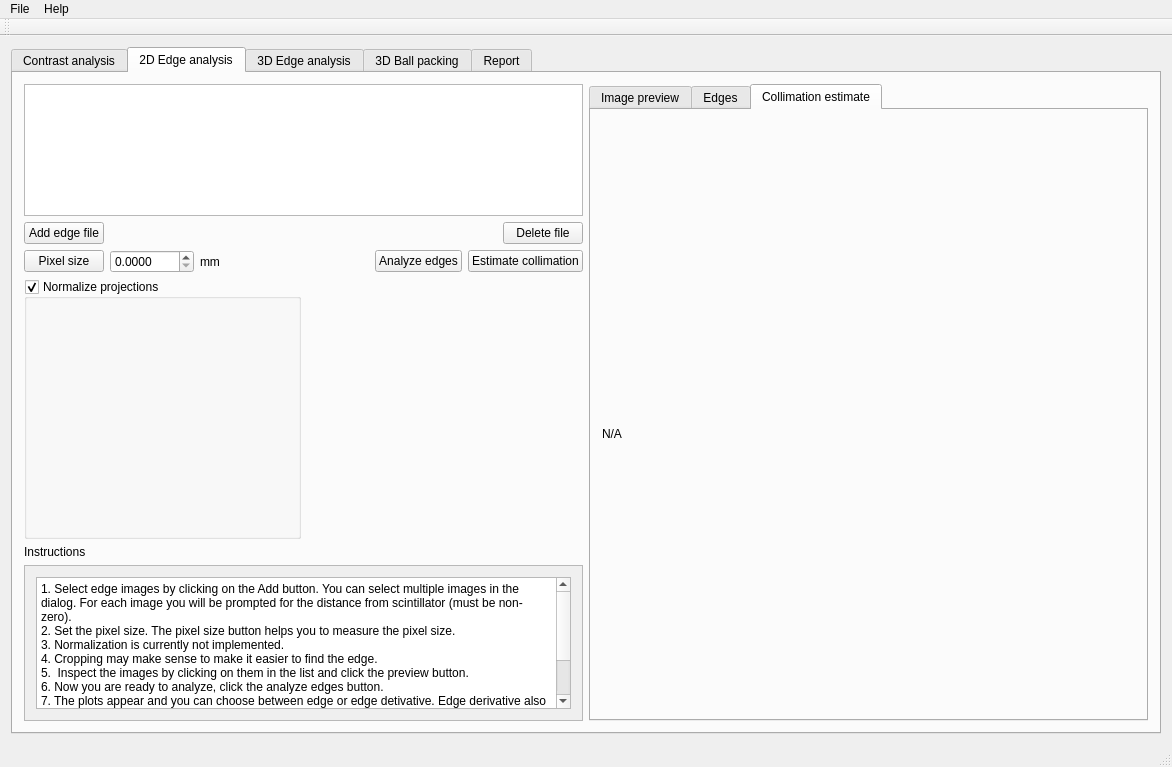
This is applications/NIQualityAssessment/NIQA/niqamainwindow.ui in neutronimaging/ImagingQuality as Qt 5 draws it before an edit. The edited form follows.
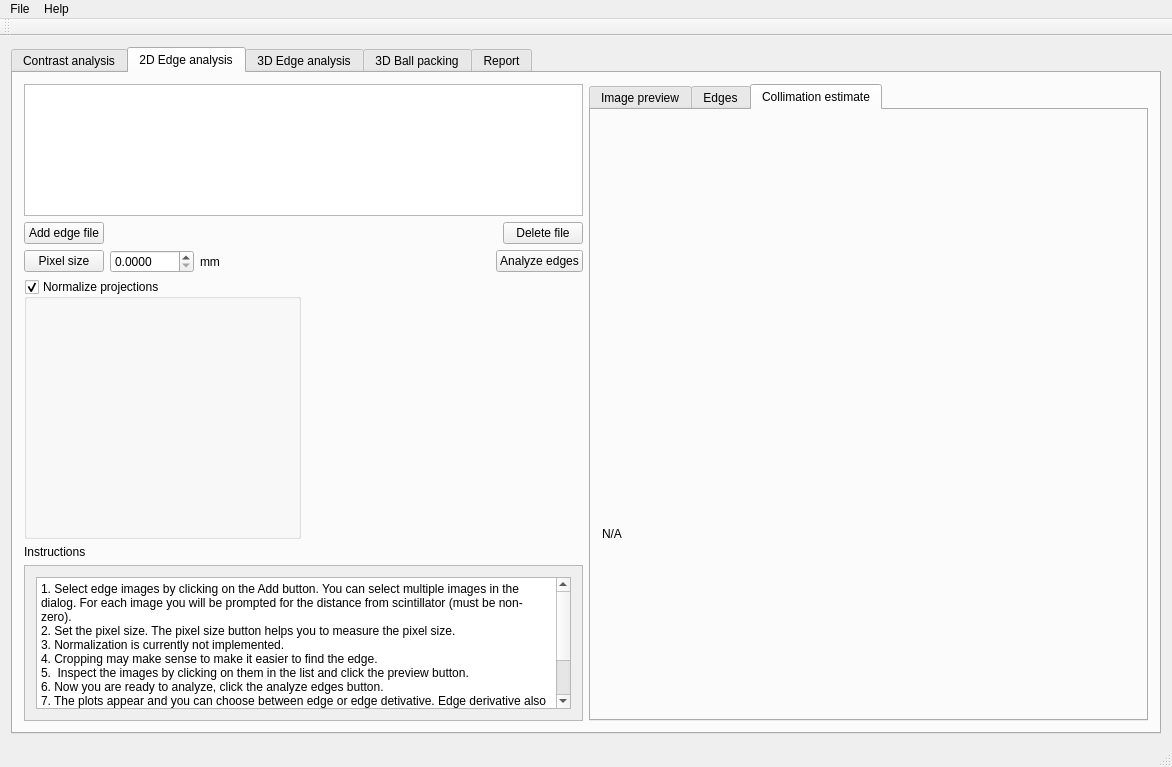
This is the edited form. The open tabs and pages were chosen to show the change. Custom widgets are drawn as their Qt base class.

```diff
--- a/applications/NIQualityAssessment/NIQA/niqamainwindow.ui
+++ b/applications/NIQualityAssessment/NIQA/niqamainwindow.ui
@@ -419,13 +419,6 @@
               </property>
              </widget>
             </item>
-            <item>
-             <widget class="QPushButton" name="button_estimateCollimation">
-              <property name="text">
-               <string>Estimate collimation</string>
-              </property>
-             </widget>
-            </item>
            </layout>
           </item>
           <item>
@@ -648,7 +641,7 @@
               <property name="minimumSize">
                <size>
                 <width>0</width>
-                <height>300</height>
+                <height>400</height>
                </size>
               </property>
              </widget>
```
Left out of the diff: 8 changed lines with no effect on the pictures.
